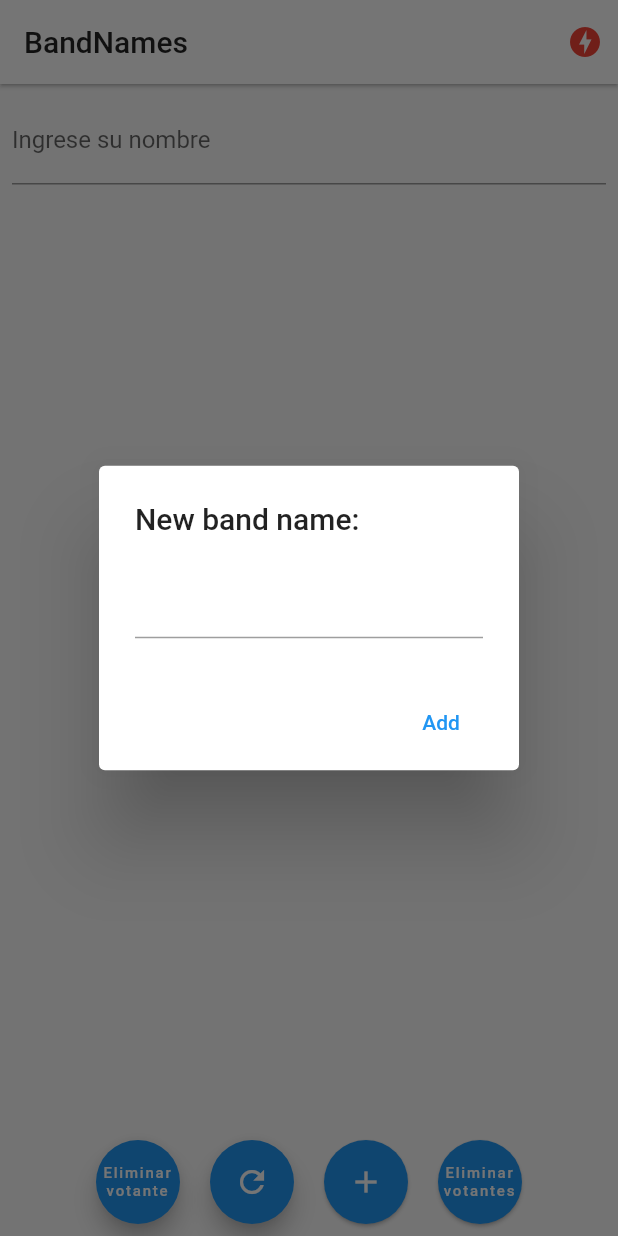
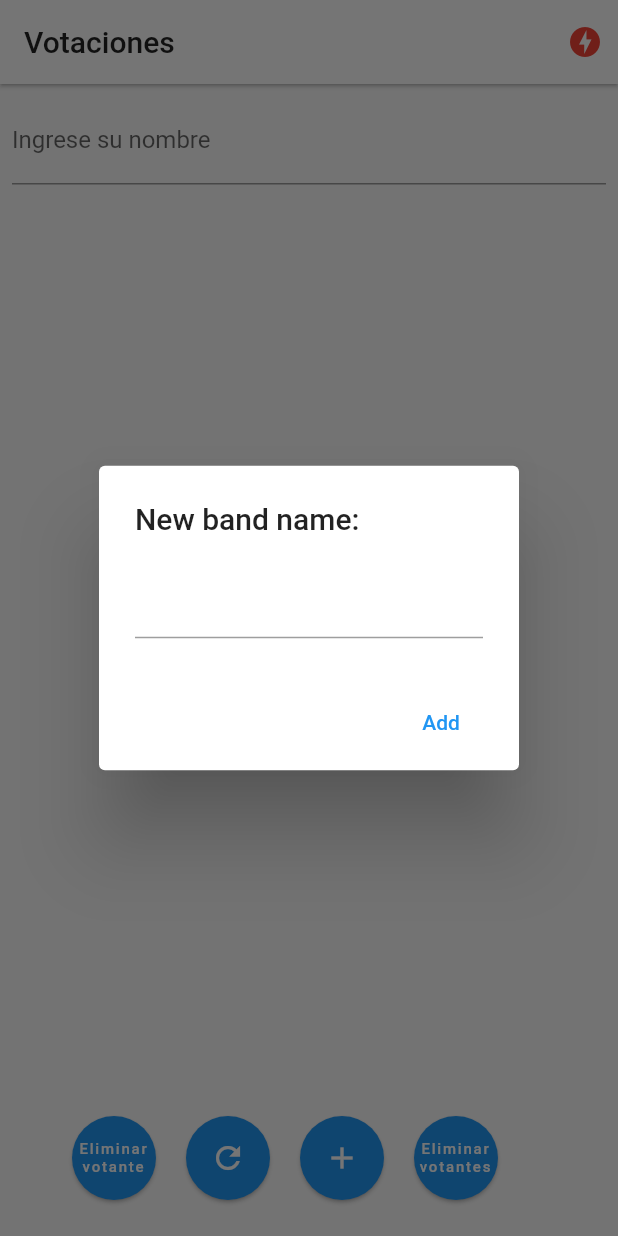
Before and after one commit to gonzalezruben681/band_names, a Flutter app: the screen it shows after launch, after a tap on the "add" icon, on a phone screen of 412 x 824 dp. Run offline on Flutter 3.47's test engine with Material 2 defaults, Android fonts, the phone set to English and light mode, and no system bars; our stand-ins replace pie_chart, socket_io_client; network calls fail.

Commit message:
add: reconexión al socket

```diff
--- a/lib/pages/home.dart
+++ b/lib/pages/home.dart
@@ -1,3 +1,6 @@
+import 'dart:io';
+
+import 'package:flutter/cupertino.dart';
 import 'package:flutter/material.dart';
 import 'package:provider/provider.dart';
 import 'package:pie_chart/pie_chart.dart';
@@ -12,13 +15,13 @@ class HomePage extends StatefulWidget {
 
 class _HomePageState extends State<HomePage> {
   List<Band> bands = [];
-  // String? voterName; // variable para guardar el nombre del votante
   final voterNameController = TextEditingController();
   bool enabled = true;
 
   @override
   void initState() {
     final socketService = Provider.of<SocketService>(context, listen: false);
+
     socketService.socket.on('active-bands', _handleActiveBands);
     super.initState();
   }
@@ -41,10 +44,11 @@ class _HomePageState extends State<HomePage> {
 
     return Scaffold(
       appBar: AppBar(
-        title: const Text('BandNames', style: TextStyle(color: Colors.black87)),
+        title:
+            const Text('Votaciones', style: TextStyle(color: Colors.black87)),
         backgroundColor: Colors.white,
         elevation: 1,
-        actions: [
+        actions: <Widget>[
           Container(
             margin: const EdgeInsets.only(right: 10),
             child: (socketService.serverStatus == ServerStatus.Online)
@@ -53,7 +57,27 @@ class _HomePageState extends State<HomePage> {
           )
         ],
       ),
-      body: Column(
+      body: socketService.serverStatus == ServerStatus.Offline
+          ? Center(
+              child: Column(
+                mainAxisAlignment: MainAxisAlignment.center,
+                children: [
+                  Text("No hay conexión con el servidor"),
+                  SizedBox(height: 10),
+                  MaterialButton(
+                    minWidth: 200.0,
+                    height: 40.0,
+                    onPressed: () {
+                      socketService.socket.connect();
+                    },
+                    color: Colors.lightBlue,
+                    child: Text('Reconectar',
+                        style: TextStyle(color: Colors.white)),
+                  ),
+                ],
+              ),
+            )
+          : Column(
               children: [
                 _showGraph(),
                 Padding(
@@ -72,7 +96,6 @@ class _HomePageState extends State<HomePage> {
                 )
               ],
             ),
-      floatingActionButtonLocation: FloatingActionButtonLocation.centerDocked,
       floatingActionButton: Padding(
         padding: const EdgeInsets.all(8.0),
         child: Row(
@@ -81,17 +104,19 @@ class _HomePageState extends State<HomePage> {
           children: [
             // Botón para eliminar voto
             FloatingActionButton(
+                elevation: 1,
                 child: const Text(
                   "Eliminar votante",
                   textAlign: TextAlign.center,
                   style: TextStyle(fontSize: 10),
                 ),
                 onPressed: () =>
-                    _deleteVoter(voterNameController.text.toLowerCase())),
+                    deleteVoter(voterNameController.text.toLowerCase())),
             const SizedBox(width: 20),
             FloatingActionButton(
+              elevation: 1,
               child: Icon(Icons.refresh),
-              onPressed: _resetVotes,
+              onPressed: resetVotes,
             ),
             const SizedBox(width: 20),
             FloatingActionButton(
@@ -145,6 +170,25 @@ class _HomePageState extends State<HomePage> {
 
   addNewBand() {
     final textController = TextEditingController();
+
+    // if (Platform.isAndroid) {
+    //   // Android
+    //   return showDialog(
+    //       context: context,
+    //       builder: (_) => AlertDialog(
+    //             title: const Text('New band name:'),
+    //             content: TextField(
+    //               controller: textController,
+    //             ),
+    //             actions: [
+    //               MaterialButton(
+    //                   child: const Text('Add'),
+    //                   elevation: 5,
+    //                   textColor: Colors.blue,
+    //                   onPressed: () => addBandToList(textController.text))
+    //             ],
+    //           ));
+    // }
     return showDialog(
         context: context,
         builder: (_) => AlertDialog(
@@ -184,7 +228,7 @@ class _HomePageState extends State<HomePage> {
   void addBandToList(String name) {
     if (name.length > 1) {
       final socketService = Provider.of<SocketService>(context, listen: false);
-      socketService.emit('add-band', {'name': name.toLowerCase()});
+      socketService.emit('add-band', {'name': name});
     }
 
     Navigator.pop(context);
@@ -199,21 +243,25 @@ class _HomePageState extends State<HomePage> {
     }
   }
 
-  void _resetVotes() {
+  void resetVotes() {
     final socketService = Provider.of<SocketService>(context, listen: false);
     socketService.emit('reset-votes');
   }
 
-  _deleteVoter(String voterName) {
+  deleteVoter(String voterName) {
     final socketService = Provider.of<SocketService>(context, listen: false);
     // Emitir evento al servidor para eliminar votante
     socketService.emit('delete-voter', voterName);
     voterNameController.clear();
+    enabled = true;
+    setState(() {});
   }
 
   void resetVoters() {
     final socketService = Provider.of<SocketService>(context, listen: false);
     socketService.emit('delete-all-voters');
+    enabled = true;
+    setState(() {});
   }
 
   // Mostrar gráfica
```
Lines whose indentation alone changed are shown as unchanged.
